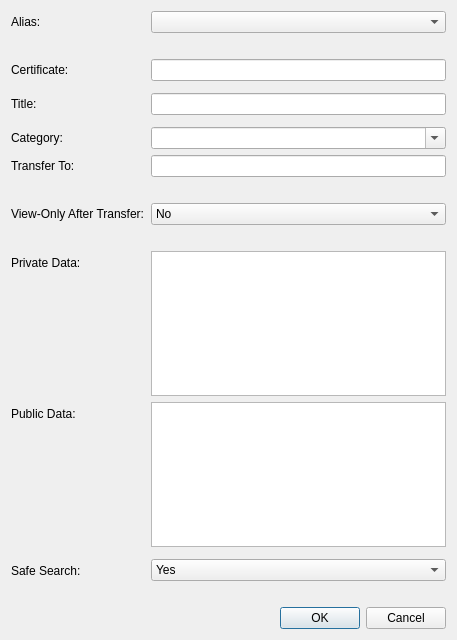
Qt form src/qt/forms/editcertdialog.ui (greggdourgarian/syscoin2) before a commit.
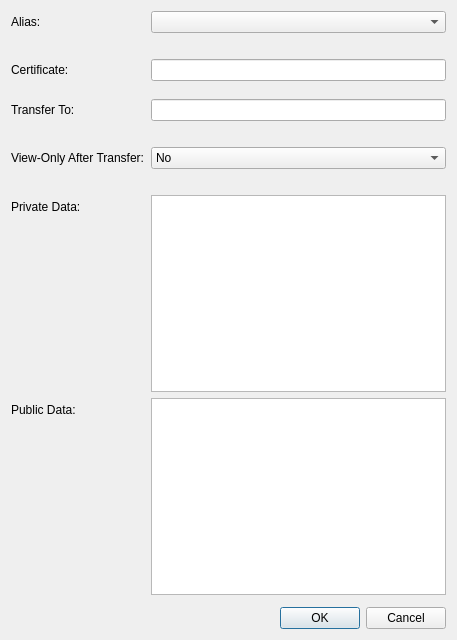
The same form after that commit.

Patch:
```diff
--- a/src/qt/forms/editcertdialog.ui
+++ b/src/qt/forms/editcertdialog.ui
@@ -56,40 +56,9 @@
      <item row="3" column="1">
       <layout class="QVBoxLayout" name="verticalLayout_2"/>
      </item>
-     <item row="4" column="0">
-      <widget class="QLabel" name="label_2">
-       <property name="text">
-        <string>Title:</string>
-       </property>
-       <property name="buddy">
-        <cstring>nameEdit</cstring>
-       </property>
-      </widget>
-     </item>
-     <item row="4" column="1">
-      <widget class="QLineEdit" name="nameEdit">
-       <property name="toolTip">
-        <string>The certificate name.</string>
-       </property>
-      </widget>
-     </item>
      <item row="5" column="1">
       <layout class="QVBoxLayout" name="verticalLayout_3"/>
      </item>
-     <item row="6" column="0">
-      <widget class="QLabel" name="label_3">
-       <property name="text">
-        <string>Category:</string>
-       </property>
-      </widget>
-     </item>
-     <item row="6" column="1">
-      <widget class="QComboBox" name="categoryEdit">
-       <property name="editable">
-        <bool>true</bool>
-       </property>
-      </widget>
-     </item>
      <item row="7" column="0">
       <widget class="QLabel" name="transferLabel">
        <property name="text">
@@ -167,41 +136,6 @@
      <item row="13" column="1">
       <layout class="QVBoxLayout" name="verticalLayout_5"/>
      </item>
-     <item row="14" column="0">
-      <widget class="QLabel" name="labelSafeSearch">
-       <property name="text">
-        <string>Safe Search:</string>
-       </property>
-      </widget>
-     </item>
-     <item row="14" column="1">
-      <layout class="QVBoxLayout" name="verticalLayout_6">
-       <item>
-        <widget class="QComboBox" name="safeSearchEdit">
-         <item>
-          <property name="text">
-           <string>Yes</string>
-          </property>
-         </item>
-         <item>
-          <property name="text">
-           <string>No</string>
-          </property>
-         </item>
-        </widget>
-       </item>
-       <item>
-        <widget class="QLabel" name="safeSearchDisclaimer">
-         <property name="text">
-          <string/>
-         </property>
-         <property name="wordWrap">
-          <bool>true</bool>
-         </property>
-        </widget>
-       </item>
-      </layout>
-     </item>
     </layout>
    </item>
    <item>
```
